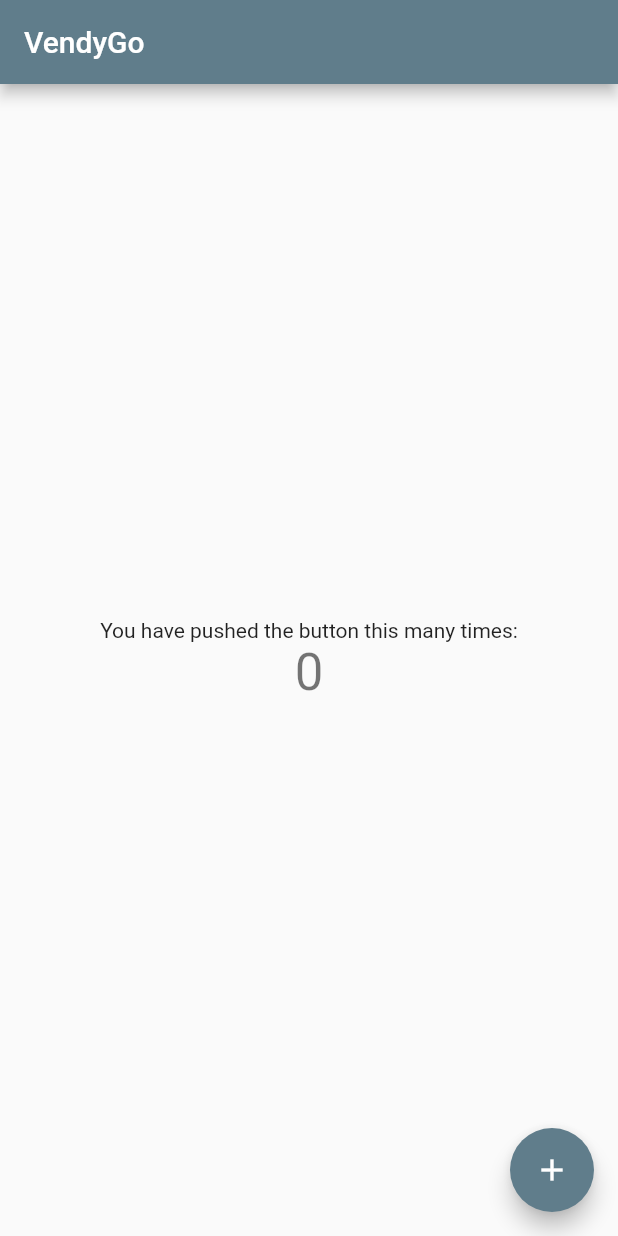
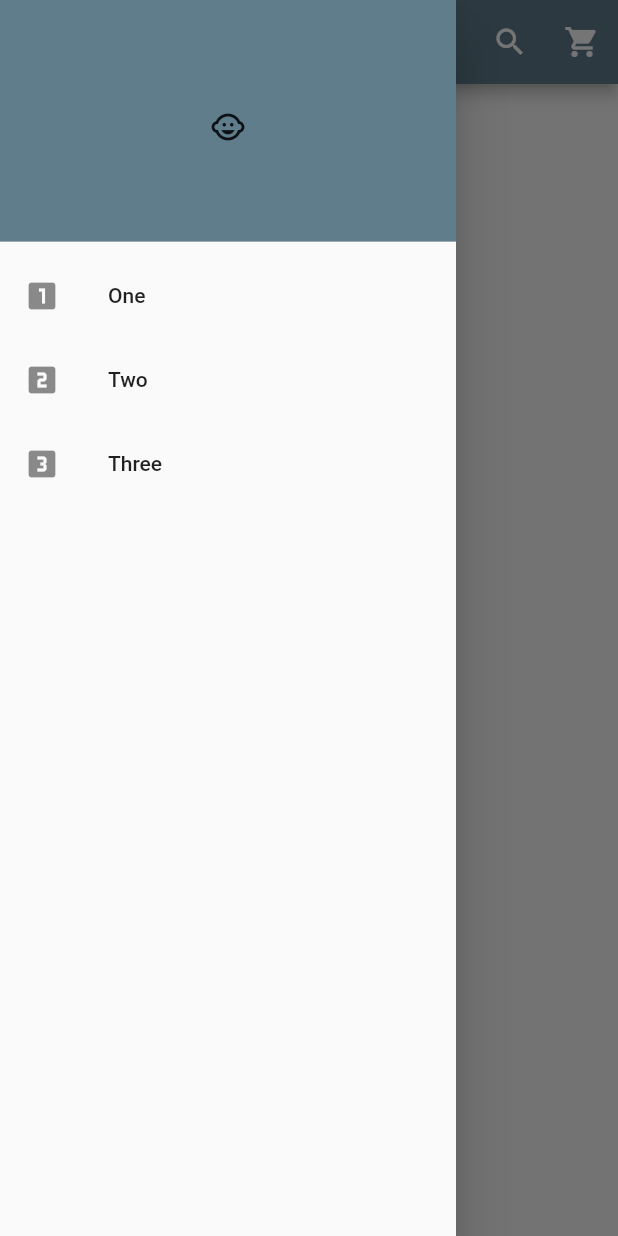
Before and after one commit to shaurya2703/vendygo, a Flutter app: the screen it shows after launch, with the side drawer open (before the commit the screen has no drawer), on a phone screen of 412 x 824 dp. Run offline on Flutter 3.47's test engine with Material 2 defaults, Android fonts, the phone set to English and light mode, and no system bars.

Commit message:
made side drawer

```diff
--- a/lib/main.dart
+++ b/lib/main.dart
@@ -1,112 +1,39 @@
 import 'package:flutter/material.dart';
+import './sideDrawer.dart';
 
-void main() => runApp(MyApp());
+void main() {
+  runApp(MaterialApp(
+    theme: ThemeData(primaryColor: Colors.blueGrey),
+    debugShowCheckedModeBanner: false,
+    home: HomePage(),
+  ));
+}
 
-class MyApp extends StatelessWidget {
-  // This widget is the root of your application.
+class HomePage extends StatefulWidget {
+  @override
+  _HomePageState createState() => _HomePageState();
+}
+
+class _HomePageState extends State<HomePage> {
   @override
   Widget build(BuildContext context) {
-    return MaterialApp(
-      debugShowCheckedModeBanner: false,
-      title: 'Flutter Demo',
-      theme: ThemeData(
-        // This is the theme of your application.
-        //
-        // Try running your application with "flutter run". You'll see the
-        // application has a blue toolbar. Then, without quitting the app, try
-        // changing the primarySwatch below to Colors.green and then invoke
-        // "hot reload" (press "r" in the console where you ran "flutter run",
-        // or simply save your changes to "hot reload" in a Flutter IDE).
-        // Notice that the counter didn't reset back to zero; the application
-        // is not restarted.
-        primarySwatch: Colors.blueGrey,
+    return Scaffold(
+      drawer: SideDraw(),
+      appBar: new AppBar(
+        backgroundColor: Colors.blueGrey,
+        title: Text('VendyGo'),
+        actions: <Widget>[
+          IconButton(
+            icon: Icon(Icons.search, color: Colors.white),
+            onPressed: () {},
+          ),
+          IconButton(
+            icon: Icon(Icons.shopping_cart, color: Colors.white),
+            onPressed: () {},
+          )
+        ],
       ),
-      home: MyHomePage(title: 'VendyGo'),
+
     );
   }
 }
-
-class MyHomePage extends StatefulWidget {
-  MyHomePage({Key key, this.title}) : super(key: key);
-
-  // This widget is the home page of your application. It is stateful, meaning
-  // that it has a State object (defined below) that contains fields that affect
-  // how it looks.
-
-  // This class is the configuration for the state. It holds the values (in this
-  // case the title) provided by the parent (in this case the App widget) and
-  // used by the build method of the State. Fields in a Widget subclass are
-  // always marked "final".
-
-  final String title;
-
-  @override
-  _MyHomePageState createState() => _MyHomePageState();
-}
-
-class _MyHomePageState extends State<MyHomePage> {
-  int _counter = 0;
-
-  void _incrementCounter() {
-    setState(() {
-      // This call to setState tells the Flutter framework that something has
-      // changed in this State, which causes it to rerun the build method below
-      // so that the display can reflect the updated values. If we changed
-      // _counter without calling setState(), then the build method would not be
-      // called again, and so nothing would appear to happen.
-      _counter++;
-    });
-  }
-
-  @override
-  Widget build(BuildContext context) {
-    // This method is rerun every time setState is called, for instance as done
-    // by the _incrementCounter method above.
-    //
-    // The Flutter framework has been optimized to make rerunning build methods
-    // fast, so that you can just rebuild anything that needs updating rather
-    // than having to individually change instances of widgets.
-    return Scaffold(
-      appBar: AppBar(
-        // Here we take the value from the MyHomePage object that was created by
-        // the App.build method, and use it to set our appbar title.
-        title: Text(widget.title),
-      ),
-      body: Center(
-        // Center is a layout widget. It takes a single child and positions it
-        // in the middle of the parent.
-        child: Column(
-          // Column is also layout widget. It takes a list of children and
-          // arranges them vertically. By default, it sizes itself to fit its
-          // children horizontally, and tries to be as tall as its parent.
-          //
-          // Invoke "debug painting" (press "p" in the console, choose the
-          // "Toggle Debug Paint" action from the Flutter Inspector in Android
-          // Studio, or the "Toggle Debug Paint" command in Visual Studio Code)
-          // to see the wireframe for each widget.
-          //
-          // Column has various properties to control how it sizes itself and
-          // how it positions its children. Here we use mainAxisAlignment to
-          // center the children vertically; the main axis here is the vertical
-          // axis because Columns are vertical (the cross axis would be
-          // horizontal).
-          mainAxisAlignment: MainAxisAlignment.center,
-          children: <Widget>[
-            Text(
-              'You have pushed the button this many times:',
-            ),
-            Text(
-              '$_counter',
-              style: Theme.of(context).textTheme.display1,
-            ),
-          ],
-        ),
-      ),
-      floatingActionButton: FloatingActionButton(
-        onPressed: _incrementCounter,
-        tooltip: 'Increment',
-        child: Icon(Icons.add),
-      ), // This trailing comma makes auto-formatting nicer for build methods.
-    );
-  }
-}
--- /dev/null
+++ b/lib/sideDrawer.dart
@@ -0,0 +1,30 @@
+import 'package:flutter/material.dart';
+
+class SideDraw extends StatelessWidget{
+  @override
+  Widget build(BuildContext context) {
+
+    return Drawer(
+        child: ListView(
+          children: <Widget>[
+            DrawerHeader(
+              decoration: BoxDecoration(color: Colors.blueGrey),
+              child: Icon(Icons.child_care),
+            ),
+            ListTile(
+              title: Text('One'),
+              leading: Icon(Icons.looks_one),
+            ),
+            ListTile(
+              title: Text('Two'),
+              leading: Icon(Icons.looks_two),
+            ),
+            ListTile(
+              title: Text('Three'),
+              leading: Icon(Icons.looks_3),
+            ),
+          ],
+        ),
+      );
+  }
+}
```
Also changed, not shown: 1 other file.
